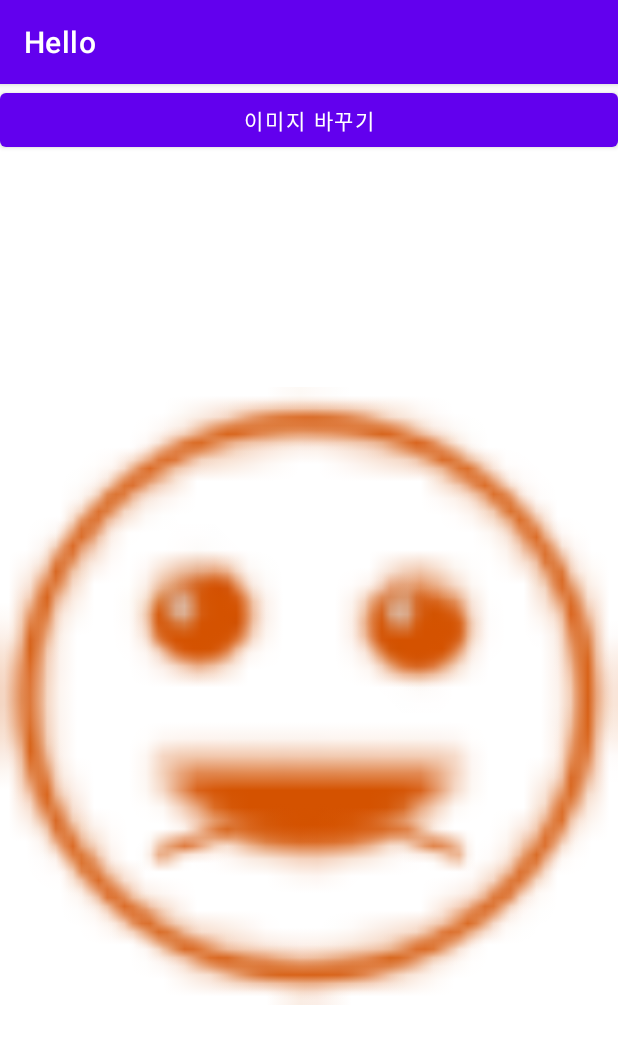
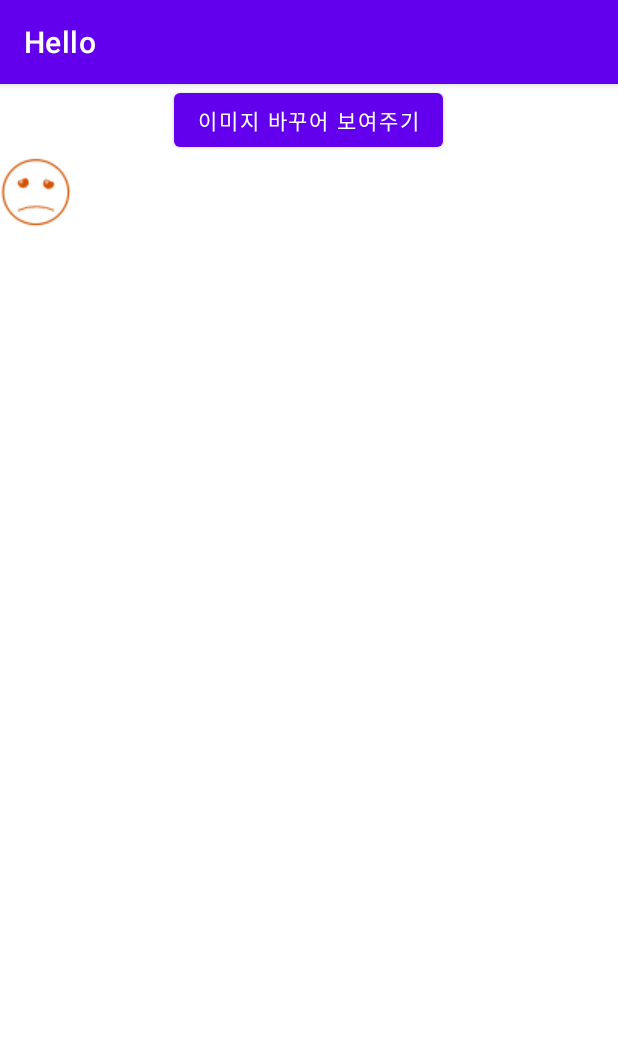
Before and after one commit to ilmntr/DoitAndroidStudio, an Android app: the screen it shows after launch (MainActivity), on a phone screen of 412 x 824 dp. Shown: the top 1044 px of the screen. Run offline under Robolectric (Android 15) with nearby library versions, the phone set to English and light mode, and no system bars.

Commit message:
delete all converted to LinearLayout used scrollView...

```diff
--- a/app/src/main/java/org/techtown/hello/MainActivity.java
+++ b/app/src/main/java/org/techtown/hello/MainActivity.java
@@ -1,42 +1,50 @@
 package org.techtown.hello;
 
+import android.content.res.Resources;
+import android.graphics.drawable.BitmapDrawable;
 import android.os.Bundle;
 import android.view.View;
 import android.widget.ImageView;
+import android.widget.ScrollView;
 
 import androidx.appcompat.app.AppCompatActivity;
 
 public class MainActivity extends AppCompatActivity {
+    ScrollView scrollView;
     ImageView imageView;
-    ImageView imageView2;
-
-    int imageIndex = 0;
+    BitmapDrawable bitmap;
 
     @Override
     protected void onCreate(Bundle savedInstanceState) {
         super.onCreate(savedInstanceState);
         setContentView(R.layout.activity_main);
 
+        scrollView = findViewById(R.id.scrollView);
         imageView = findViewById(R.id.imageView);
-        imageView2 = findViewById(R.id.imageView2);
+        scrollView.setHorizontalScrollBarEnabled(true);
+
+        Resources res = getResources();
+        bitmap = (BitmapDrawable)res.getDrawable((R.drawable.smile2_48));
+        int bitmapWidth = bitmap.getIntrinsicWidth();
+        int bitmapHeight = bitmap.getIntrinsicHeight();
+
+        imageView.setImageDrawable(bitmap);
+        imageView.getLayoutParams().width = bitmapWidth;
+        imageView.getLayoutParams().height = bitmapHeight;
     }
 
     public void onButton1Clicked(View v){
         changeImage();
     }
 
-    public void changeImage(){
-        if(imageIndex == 0){
-            imageView.setVisibility(View.VISIBLE);
-            imageView2.setVisibility(View.INVISIBLE);
+    private void changeImage(){
+        Resources res = getResources();
+        bitmap = (BitmapDrawable) res.getDrawable(R.drawable.smile5_24);
+        int bitmapWidth = bitmap.getIntrinsicWidth();
+        int bitmapHeight = bitmap.getIntrinsicHeight();
 
-            imageIndex = 1;
-
-        }else if(imageIndex == 1){
-            imageView.setVisibility(View.INVISIBLE);
-            imageView2.setVisibility(View.VISIBLE);
-
-            imageIndex = 0;
-        }
+        imageView.setImageDrawable(bitmap);
+        imageView.getLayoutParams().width = bitmapWidth;
+        imageView.getLayoutParams().height = bitmapHeight;
     }
 }
--- a/app/src/main/res/layout/activity_main.xml
+++ b/app/src/main/res/layout/activity_main.xml
@@ -8,26 +8,28 @@
     tools:context=".MainActivity" >
 
     <Button
-        android:id="@+id/button"
-        android:layout_width="match_parent"
+        android:id="@+id/button3"
+        android:layout_width="wrap_content"
         android:layout_height="wrap_content"
+        android:layout_gravity="center"
         android:onClick="onButton1Clicked"
-        android:text="이미지 바꾸기" />
+        android:text="이미지 바꾸어 보여주기" />
 
-    <FrameLayout
+    <ScrollView
+        android:id="@+id/scrollView"
         android:layout_width="match_parent"
         android:layout_height="match_parent">
 
-        <ImageView
-            android:id="@+id/imageView"
+        <LinearLayout
             android:layout_width="match_parent"
-            android:layout_height="match_parent"
-            app:srcCompat="@drawable/smile5_24" />
+            android:layout_height="wrap_content"
+            android:orientation="vertical" >
 
-        <ImageView
-            android:id="@+id/imageView2"
-            android:layout_width="match_parent"
-            android:layout_height="match_parent"
-            app:srcCompat="@drawable/smile2_48" />
-    </FrameLayout>
+            <ImageView
+                android:id="@+id/imageView"
+                android:layout_width="match_parent"
+                android:layout_height="wrap_content"
+                app:srcCompat="@drawable/smile5_24" />
+        </LinearLayout>
+    </ScrollView>
 </LinearLayout>
```
